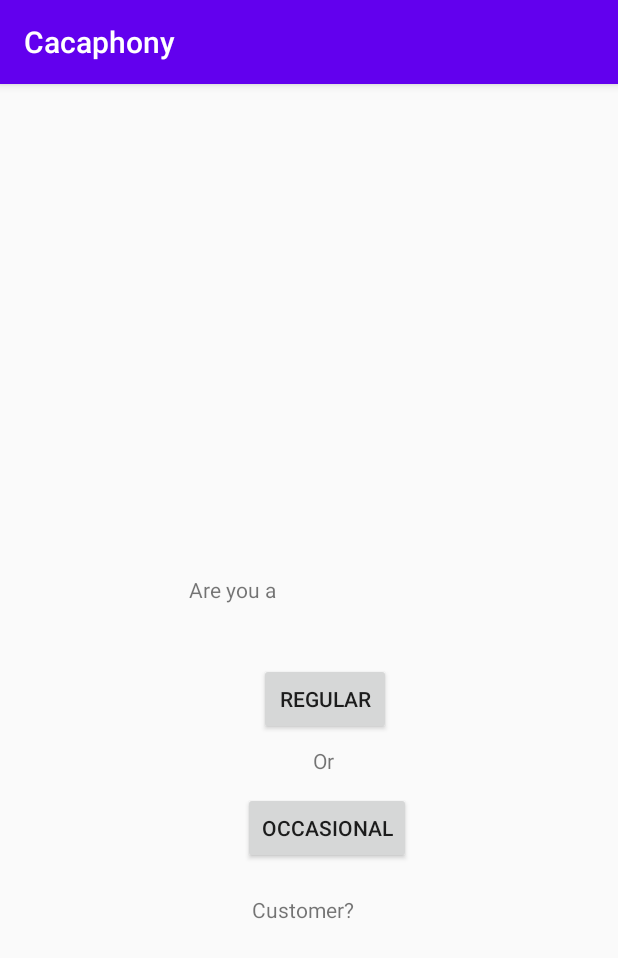
After one commit to blacken57/Cacaphony, an Android app: the CustomerOptions screen opened directly, with no data from a screen before it, on a phone screen of 412 x 824 dp. The commit adds this screen. Shown: the top 958 px of the screen. Run offline under Robolectric (Android 15) with nearby library versions, the phone set to English and light mode, and no system bars.

Commit message:
Regular?Occasional Option Added

```diff
--- a/app/src/main/AndroidManifest.xml
+++ b/app/src/main/AndroidManifest.xml
@@ -17,7 +17,9 @@
         android:roundIcon="@mipmap/ic_launcher_round"
         android:supportsRtl="true"
         android:theme="@style/AppTheme">
-        <activity android:name=".PresentOrder"></activity>
+        <activity android:name=".MenusOc"></activity>
+        <activity android:name=".CustomerOptions" />
+        <activity android:name=".PresentOrder" />
         <activity android:name=".OrderTracking" />
         <activity android:name=".EditDel" />
         <activity android:name=".Menus" />
--- /dev/null
+++ b/app/src/main/java/com/example/cacaphony/CustomerOptions.java
@@ -0,0 +1,35 @@
+package com.example.cacaphony;
+
+import androidx.appcompat.app.AppCompatActivity;
+
+import android.content.Intent;
+import android.os.Bundle;
+import android.view.View;
+import android.widget.Button;
+
+public class CustomerOptions extends AppCompatActivity {
+    Button regular, occasional;
+    @Override
+    protected void onCreate(Bundle savedInstanceState) {
+        super.onCreate(savedInstanceState);
+        setContentView(R.layout.activity_customer_options);
+
+        regular = findViewById(R.id.regs);
+        occasional = findViewById(R.id.oks);
+
+        regular.setOnClickListener(new View.OnClickListener() {
+            @Override
+            public void onClick(View v) {
+                startActivity(new Intent(getApplicationContext(), Menus.class));
+            }
+        });
+
+        occasional.setOnClickListener(new View.OnClickListener() {
+            @Override
+            public void onClick(View v) {
+                startActivity(new Intent(getApplicationContext(), MenusOc.class));
+            }
+        });
+
+    }
+}
--- a/app/src/main/java/com/example/cacaphony/RestaurantPage2.java
+++ b/app/src/main/java/com/example/cacaphony/RestaurantPage2.java
@@ -69,7 +69,7 @@ public class RestaurantPage2 extends AppCompatActivity {
         bt.setOnClickListener(new View.OnClickListener() {
             @Override
             public void onClick(View v) {
-                startActivity(new Intent(getApplicationContext(),Menus.class));
+                startActivity(new Intent(getApplicationContext(), CustomerOptions.class));
             }
         });
 
--- /dev/null
+++ b/app/src/main/res/layout/activity_customer_options.xml
@@ -0,0 +1,72 @@
+<?xml version="1.0" encoding="utf-8"?>
+<RelativeLayout xmlns:android="http://schemas.android.com/apk/res/android"
+    xmlns:app="http://schemas.android.com/apk/res-auto"
+    xmlns:tools="http://schemas.android.com/tools"
+    android:layout_width="match_parent"
+    android:layout_height="match_parent"
+    tools:context=".CustomerOptions">
+
+    <TextView
+        android:id="@+id/text1"
+        android:layout_width="170dp"
+        android:layout_height="33dp"
+        android:layout_alignParentEnd="true"
+        android:layout_alignParentRight="true"
+        android:layout_alignParentBottom="true"
+        android:layout_marginEnd="116dp"
+        android:layout_marginRight="116dp"
+        android:layout_marginBottom="407dp"
+        android:text="Are you a"
+        tools:layout_editor_absoluteX="120dp"
+        tools:layout_editor_absoluteY="162dp" />
+
+    <Button
+        android:id="@+id/regs"
+        android:layout_width="wrap_content"
+        android:layout_height="wrap_content"
+        android:layout_alignParentEnd="true"
+        android:layout_alignParentRight="true"
+        android:layout_alignParentBottom="true"
+        android:layout_marginEnd="151dp"
+        android:layout_marginRight="151dp"
+        android:layout_marginBottom="334dp"
+        android:text="Regular" />
+
+    <TextView
+        android:id="@+id/text2"
+        android:layout_width="wrap_content"
+        android:layout_height="wrap_content"
+        android:layout_alignParentEnd="true"
+        android:layout_alignParentRight="true"
+        android:layout_alignParentBottom="true"
+        android:layout_marginEnd="189dp"
+        android:layout_marginRight="189dp"
+        android:layout_marginBottom="307dp"
+        android:text="Or" />
+
+
+    <Button
+        android:id="@+id/oks"
+        android:layout_width="wrap_content"
+        android:layout_height="wrap_content"
+        android:layout_alignParentEnd="true"
+        android:layout_alignParentRight="true"
+        android:layout_alignParentBottom="true"
+        android:layout_marginEnd="138dp"
+        android:layout_marginRight="138dp"
+        android:layout_marginBottom="248dp"
+        android:text="Occasional"
+        />
+
+    <TextView
+        android:id="@+id/text3"
+        android:layout_width="90dp"
+        android:layout_height="23dp"
+        android:layout_alignParentEnd="true"
+        android:layout_alignParentRight="true"
+        android:layout_alignParentBottom="true"
+        android:layout_marginEnd="154dp"
+        android:layout_marginRight="154dp"
+        android:layout_marginBottom="204dp"
+        android:text="Customer?" />
+</RelativeLayout>
```
Also changed, not shown: app/src/main/java/com/example/cacaphony/MenuAdapter.java (+8 -22 lines), app/src/main/java/com/example/cacaphony/MenuAdapterOc.java (added, +108 -0 lines), app/src/main/java/com/example/cacaphony/MenuObjectOc.java (added, +19 -0 lines), app/src/main/java/com/example/cacaphony/MenusOc.java (added, +129 -0 lines), app/src/main/java/com/example/cacaphony/OrderAdapter.java (+1 -9 lines), app/src/main/res/layout/activity_menus_oc.xml (added, +30 -0 lines), app/src/main/res/layout/list_menu.xml (+74 -51 lines), app/src/main/res/layout/list_menu_oc.xml (added, +62 -0 lines).
